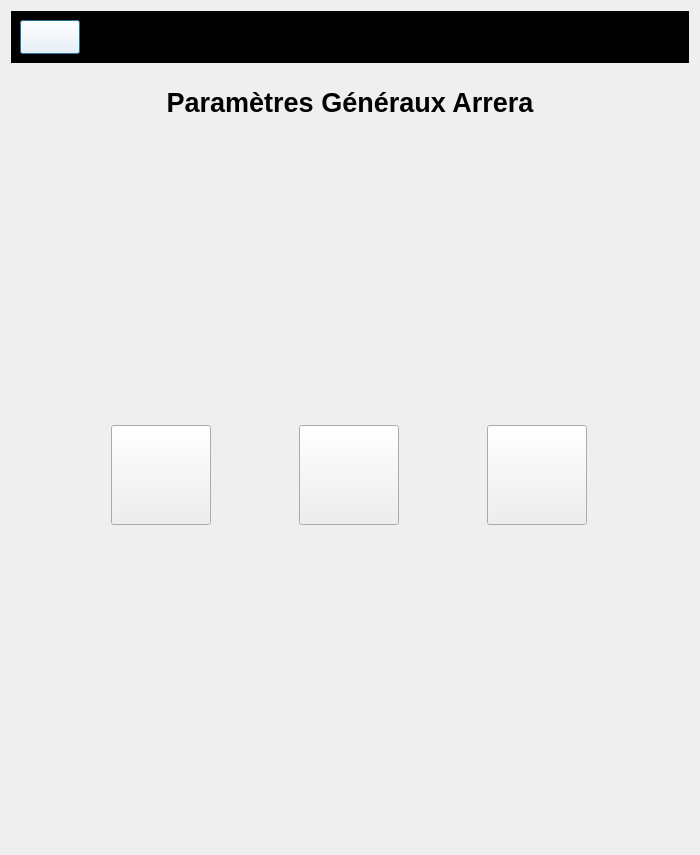
Qt form arrerasettingui.ui (Arrera-Software/Arrera-Interface) before a commit.
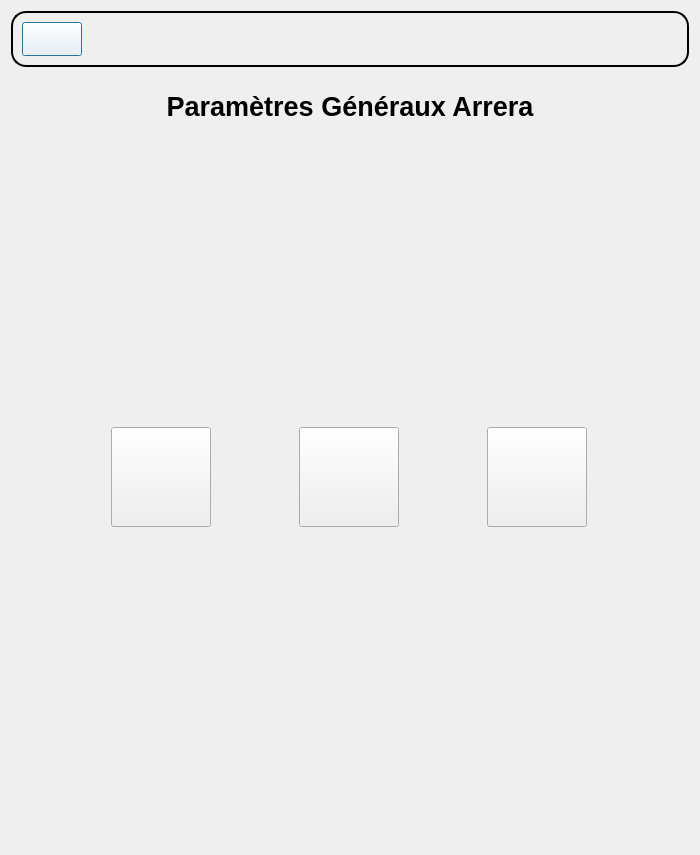
The same form after that commit. Icons and pictures are not drawn.

Patch:
```diff
--- a/arrerasettingui.ui
+++ b/arrerasettingui.ui
@@ -21,7 +21,7 @@
    <item>
     <widget class="QFrame" name="TOPFRAME">
      <property name="styleSheet">
-      <string notr="true">background-color: rgb(0, 0, 0);</string>
+      <string notr="true">QFrame { border: 2px solid black; border-radius: 15px; } QLabel { border: none; border-radius: 0; }</string>
      </property>
      <property name="frameShape">
       <enum>QFrame::Shape::NoFrame</enum>
@@ -83,7 +83,7 @@
          </font>
         </property>
         <property name="styleSheet">
-         <string notr="true">color: rgb(255, 255, 255);</string>
+         <string notr="true"/>
         </property>
         <property name="text">
          <string/>
```
